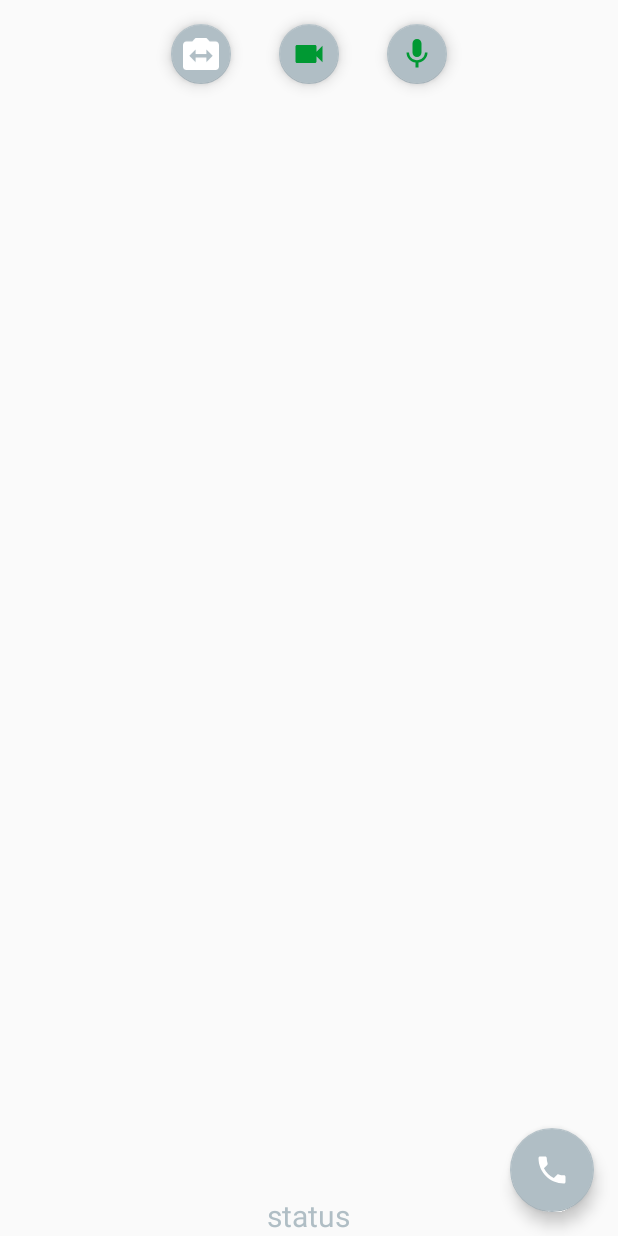
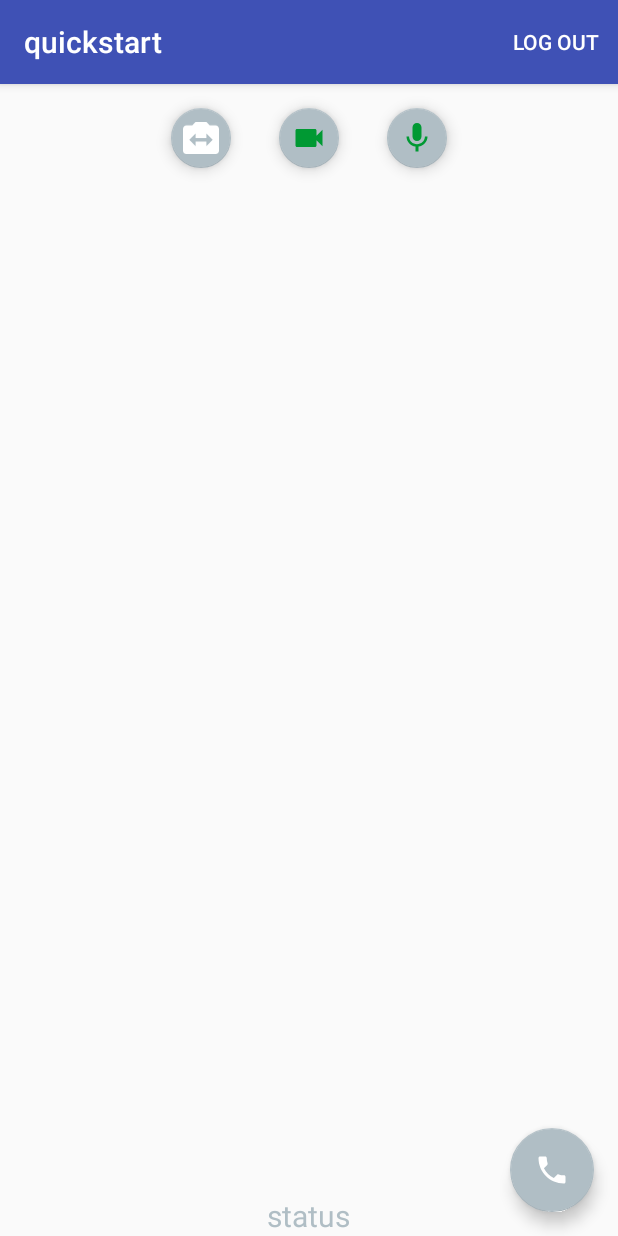
Before and after one commit to umarniz/video-quickstart-android, an Android app: the screen it shows after launch (ConversationActivity), on a phone screen of 412 x 824 dp. Run offline under Robolectric (Android 15) with nearby library versions, the phone set to English and light mode, and no system bars; libraries missing offline, so code that uses them is left out: com.koushikdutta.async, com.koushikdutta.ion; pictures from the network do not load; 5 statements that could not run were skipped.

Commit message:
adding teardown sequence of sdk

```diff
--- a/app/src/main/AndroidManifest.xml
+++ b/app/src/main/AndroidManifest.xml
@@ -24,8 +24,7 @@
         <activity
             android:name=".activity.ConversationActivity"
             android:label="quickstart"
-            android:configChanges="orientation|screenSize"
-            android:theme="@style/AppTheme.NoActionBar">
+            android:configChanges="orientation|screenSize">
             <intent-filter>
                 <action android:name="android.intent.action.MAIN" />
 
--- a/app/src/main/java/com/twilio/conversations/quickstart/activity/ConversationActivity.java
+++ b/app/src/main/java/com/twilio/conversations/quickstart/activity/ConversationActivity.java
@@ -1,17 +1,22 @@
 package com.twilio.conversations.quickstart.activity;
 
 import android.Manifest;
+import android.app.NotificationManager;
+import android.content.Context;
 import android.content.DialogInterface;
 import android.content.pm.PackageManager;
 import android.media.AudioManager;
-import android.os.Build;
 import android.os.Bundle;
 import android.support.annotation.NonNull;
 import android.support.design.widget.FloatingActionButton;
+import android.support.design.widget.Snackbar;
 import android.support.v4.app.ActivityCompat;
 import android.support.v4.content.ContextCompat;
 import android.support.v7.app.AppCompatActivity;
 import android.util.Log;
+import android.view.Menu;
+import android.view.MenuInflater;
+import android.view.MenuItem;
 import android.view.View;
 import android.view.ViewGroup;
 import android.widget.EditText;
@@ -55,7 +60,6 @@ import com.twilio.conversations.quickstart.R;
 import com.twilio.conversations.quickstart.dialog.Dialog;
 
 import java.util.HashSet;
-import java.util.List;
 import java.util.Set;
 
 public class  ConversationActivity extends AppCompatActivity {
@@ -112,6 +116,8 @@ public class  ConversationActivity extends AppCompatActivity {
     private boolean wasPreviewing;
     private boolean wasLive;
 
+    private boolean loggingOut;
+
     @Override
     protected void onCreate(Bundle savedInstanceState) {
         super.onCreate(savedInstanceState);
@@ -153,6 +159,35 @@ public class  ConversationActivity extends AppCompatActivity {
          */
         setCallAction();
 
+    }
+
+    @Override
+    public boolean onCreateOptionsMenu(Menu menu) {
+        MenuInflater inflater = getMenuInflater();
+
+        inflater.inflate(R.menu.quickstart_menu, menu);
+
+        return true;
+    }
+
+    @Override
+    public boolean onOptionsItemSelected(MenuItem item) {
+        switch (item.getItemId()) {
+            case R.id.action_log_out:
+                /*
+                 * All conversations need to be ended before tearing down the SDK
+                 */
+                loggingOut = true;
+                if (isConversationOngoing()) {
+                    hangup();
+                } else {
+                    logout();
+                }
+
+                return true;
+            default:
+                return super.onOptionsItemSelected(item);
+        }
     }
 
     @Override
@@ -321,13 +356,74 @@ public class  ConversationActivity extends AppCompatActivity {
         }
     }
 
-
-
     private void hangup() {
         if(conversation != null) {
             conversation.disconnect();
         } else if(outgoingInvite != null){
             outgoingInvite.cancel();
+        }
+    }
+
+    private boolean isConversationOngoing() {
+        return conversation != null ||
+                outgoingInvite != null;
+    }
+
+    private void logout() {
+        // Teardown preview
+        if (cameraCapturer != null && cameraCapturer.isPreviewing()) {
+            stopPreview();
+            cameraCapturer = null;
+        }
+
+        // Teardown our conversation
+        disposeConversation();
+
+        // Lets unlisten first otherwise complete logout
+        if (conversationsClient != null && conversationsClient.isListening()) {
+            conversationsClient.unlisten();
+        } else {
+            completeLogout();
+        }
+    }
+
+    /**
+     * Once all conversations have been ended and invites are no longer being listened for, the
+     * Conversations SDK can be torn down
+     */
+    private void completeLogout() {
+        disposeConversationsClient();
+        destroyConversationsSdk();
+
+        // Only required if you are done using the access manager
+        disposeAccessManager();
+
+        finish();
+        loggingOut = false;
+    }
+
+    private void disposeConversation() {
+        if (conversation != null) {
+            conversation.dispose();
+            conversation = null;
+        }
+    }
+
+    private void disposeConversationsClient() {
+        if (conversationsClient != null) {
+            conversationsClient.dispose();
+            conversationsClient = null;
+        }
+    }
+
+    private void destroyConversationsSdk() {
+        TwilioConversations.destroy();
+    }
+
+    private void disposeAccessManager() {
+        if (accessManager != null) {
+            accessManager.dispose();
+            accessManager = null;
         }
     }
 
@@ -396,8 +492,12 @@ public class  ConversationActivity extends AppCompatActivity {
                                         conversation.setConversationListener(conversationListener());
                                     } else {
                                         Log.e(TAG, e.getMessage());
-                                        hangup();
-                                        reset();
+                                        if (!loggingOut) {
+                                            hangup();
+                                            reset();
+                                        } else {
+                                            logout();
+                                        }
                                     }
                                 }
                             });
@@ -602,7 +702,12 @@ public class  ConversationActivity extends AppCompatActivity {
             @Override
             public void onConversationEnded(Conversation conversation, TwilioConversationsException e) {
                 conversationStatusTextView.setText("onConversationEnded");
-                reset();
+                // If logging out complete the process once conversation has ended
+                if (loggingOut) {
+                    logout();
+                } else {
+                    reset();
+                }
             }
         };
     }
@@ -704,6 +809,10 @@ public class  ConversationActivity extends AppCompatActivity {
             @Override
             public void onStopListeningForInvites(ConversationsClient conversationsClient) {
                 conversationStatusTextView.setText("onStopListeningForInvites");
+                // If we are logging out let us finish the teardown process
+                if (loggingOut) {
+                    completeLogout();
+                }
             }
 
             @Override
@@ -724,6 +833,10 @@ public class  ConversationActivity extends AppCompatActivity {
             @Override
             public void onIncomingInviteCancelled(ConversationsClient conversationsClient, IncomingInvite incomingInvite) {
                 conversationStatusTextView.setText("onIncomingInviteCancelled");
+                alertDialog.dismiss();
+                Snackbar.make(conversationStatusTextView, "Invite from " +
+                        incomingInvite.getInviter() + " terminated", Snackbar.LENGTH_LONG)
+                        .setAction("Action", null).show();
             }
         };
     }
@@ -818,6 +931,8 @@ public class  ConversationActivity extends AppCompatActivity {
                             // The identity can be used to receive calls
                             String identity = result.get("identity").getAsString();
                             String accessToken = result.get("token").getAsString();
+
+                            setTitle(identity);
                             accessManager =
                                     TwilioAccessManagerFactory.createAccessManager(accessToken,
                                                     accessManagerListener());
--- /dev/null
+++ b/app/src/main/res/menu/quickstart_menu.xml
@@ -0,0 +1,12 @@
+<?xml version="1.0" encoding="utf-8"?>
+<menu
+    xmlns:android="http://schemas.android.com/apk/res/android"
+    xmlns:app="http://schemas.android.com/apk/res-auto">
+
+    <item
+        android:id="@+id/action_log_out"
+        android:title="@string/log_out"
+        android:enabled="true"
+        app:showAsAction="ifRoom"/>
+
+</menu>
--- a/app/src/main/res/values/strings.xml
+++ b/app/src/main/res/values/strings.xml
@@ -3,4 +3,5 @@
     <string name="action_settings">Settings</string>
     <string name="conversationStatus">status</string>
     <string name="error_retrieving_access_token">Error retrieving token</string>
+    <string name="log_out">Log Out</string>
 </resources>
```
